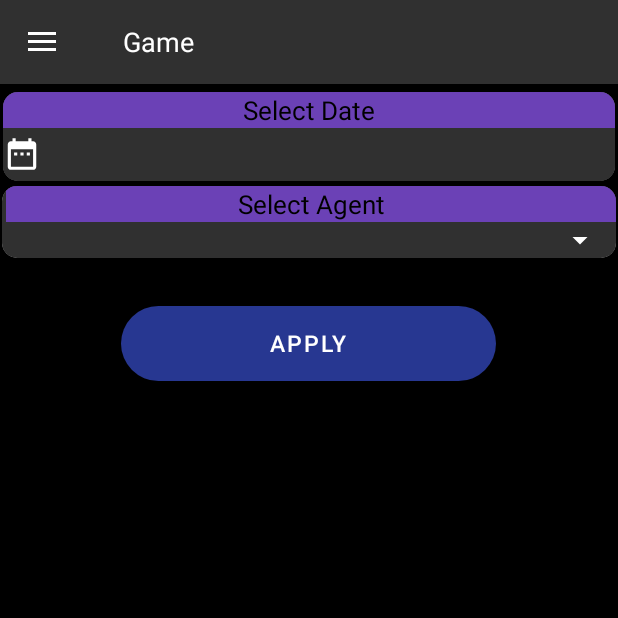
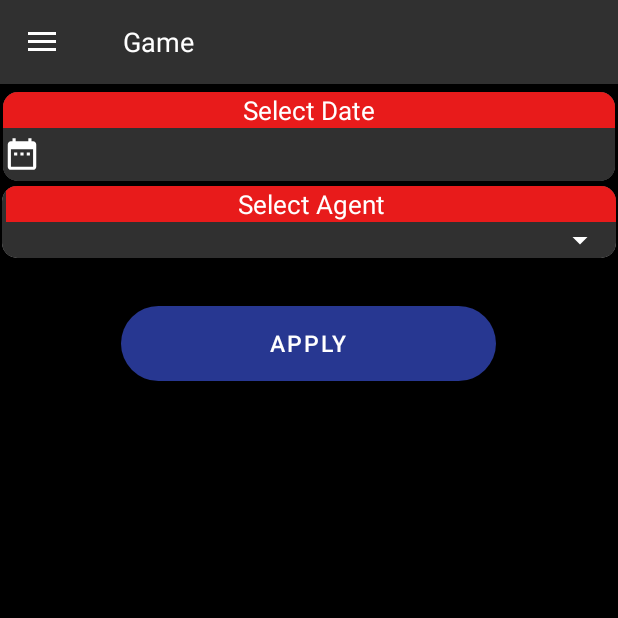
Before and after one commit to pks11iitr/kullulottery-android-26112020, an Android app: the fragment DownlineAgentFragment placed in its activity, on a phone screen of 412 x 824 dp, the top half of it. Run offline under Robolectric (Android 15) with nearby library versions, the phone set to English and light mode, and no system bars; our stand-ins replace navigation-ui; 2 statements that could not run were skipped.

Commit message:
5 apk added

```diff
--- a/app/src/main/java/com/kuil/KuilLottery/retrofitwebservices/RequestUrl.java
+++ b/app/src/main/java/com/kuil/KuilLottery/retrofitwebservices/RequestUrl.java
@@ -2,8 +2,8 @@ package com.kuil.KuilLottery.retrofitwebservices;
 
 public class RequestUrl {
 
-//    public static final String BASE_URL = "https://kuillottery.com/api/";
-    public static final String BASE_URL = "http://play.appoffice.xyz/api/";
+    public static final String BASE_URL = "https://kuillottery.com/api/";
+//    public static final String BASE_URL = "http://play.appoffice.xyz/api/";
 
 
 }
--- a/app/src/main/res/layout/fragment_downline_agent.xml
+++ b/app/src/main/res/layout/fragment_downline_agent.xml
@@ -36,8 +36,8 @@
         android:layout_gravity="center_horizontal"
         android:text="Select Date"
         android:gravity="center"
-        android:textColor="@color/black"
-        android:background="#6B41B6"
+        android:textColor="@color/white"
+        android:background="@color/red"
         android:textSize="17sp" />
 
 
@@ -88,8 +88,8 @@
                 android:layout_marginLeft="2dp"
                 android:text="Select Agent"
                 android:gravity="center"
-                android:textColor="@color/black"
-                android:background="#6B41B6"
+                android:textColor="@color/white"
+                android:background="@color/red"
                 android:textSize="17sp"
                 android:layout_gravity="center_horizontal" />
 
@@ -140,7 +140,7 @@
     <LinearLayout
         android:layout_width="match_parent"
         android:layout_height="wrap_content"
-        android:background="#6B41B6"
+        android:background="@color/red"
         android:layout_marginTop="10dp"
         android:paddingLeft="5dp"
         android:paddingRight="5dp"
@@ -153,7 +153,7 @@
             android:layout_width="0dp"
             android:layout_weight="1"
             android:layout_height="wrap_content"
-            android:textColor="@color/black"
+            android:textColor="@color/white"
             android:gravity="start"
             android:textSize="17dp"
             android:text=""/>
@@ -163,7 +163,7 @@
             android:layout_width="0dp"
             android:layout_weight="1"
             android:layout_height="wrap_content"
-            android:textColor="@color/black"
+            android:textColor="@color/white"
             android:gravity="right"
             android:textSize="17dp"
             android:text=""/>
```
Also changed, not shown: app/src/main/java/com/kuil/KuilLottery/fragment/DownlineAgentFragment.java (+17 -7 lines), app/src/main/java/com/kuil/KuilLottery/fragment/GameFragment.java (+5 -2 lines).
